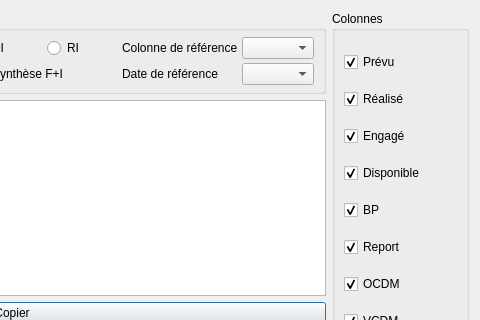
Old version of the form formreportingoverview.ui in the repository GiPiLab/ProtonClassicSuite; both pictures show x 595 to 1075 and y 0 to 320 of the 1075 by 565 pixel window.
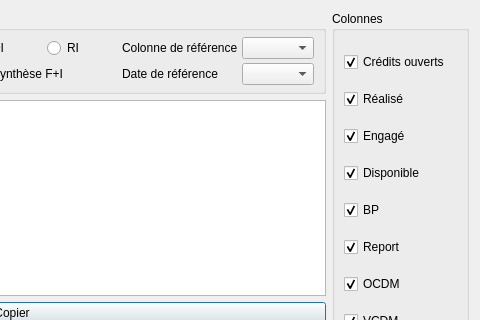
New version of the form. Icons and pictures are not drawn.

What changed in the file:
```diff
--- a/formreportingoverview.ui
+++ b/formreportingoverview.ui
@@ -232,7 +232,7 @@
       <item>
        <widget class="QCheckBox" name="checkBoxOuverts">
         <property name="text">
-         <string>Prévu</string>
+         <string>Crédits ouverts</string>
         </property>
         <property name="checked">
          <bool>true</bool>
```
Left out of the diff: 24 changed lines with no effect on the pictures.
